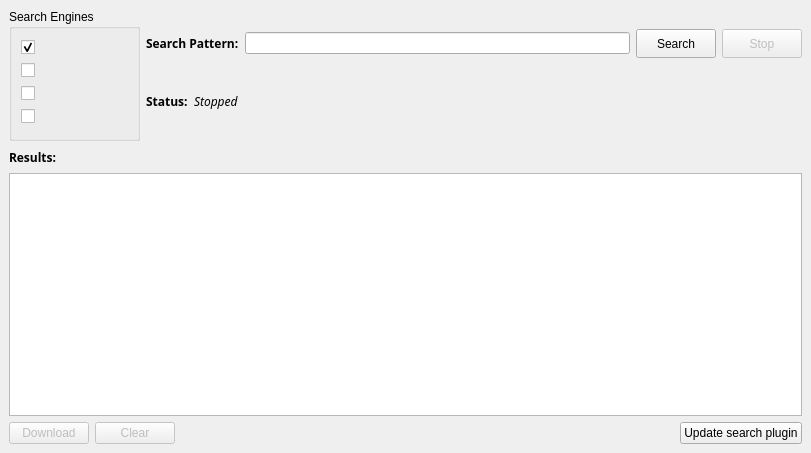
This is src/search.ui in SysAdminDoc/qBittorrent-Vanced as Qt 5 draws it before an edit. The edited form follows.
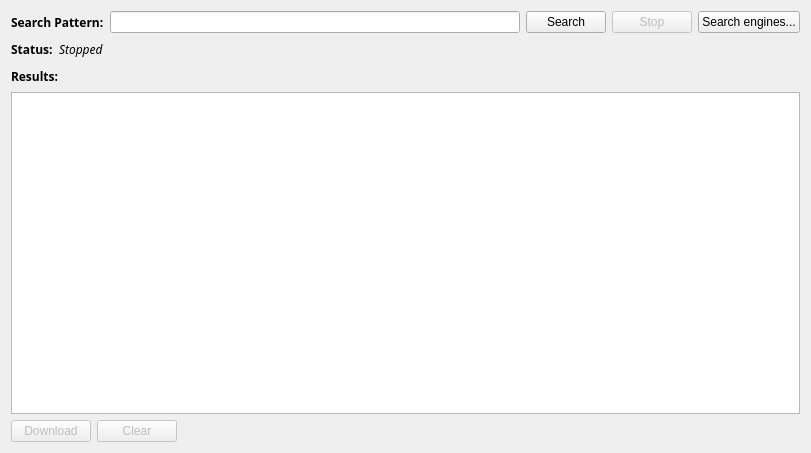
This is the edited form.

Commit message: - Merged custom-search branch. New search plugins management system

```diff
--- a/src/search.ui
+++ b/src/search.ui
@@ -13,93 +13,22 @@
    <string>Search</string>
   </property>
   <layout class="QVBoxLayout" >
-   <property name="margin" >
-    <number>9</number>
-   </property>
-   <property name="spacing" >
-    <number>6</number>
-   </property>
    <item>
     <layout class="QHBoxLayout" >
-     <property name="margin" >
-      <number>0</number>
-     </property>
      <property name="spacing" >
       <number>6</number>
      </property>
-     <item>
-      <widget class="QGroupBox" name="groupEngines" >
-       <property name="minimumSize" >
-        <size>
-         <width>131</width>
-         <height>132</height>
-        </size>
-       </property>
-       <property name="maximumSize" >
-        <size>
-         <width>125</width>
-         <height>132</height>
-        </size>
-       </property>
-       <property name="title" >
-        <string>Search Engines</string>
-       </property>
-       <layout class="QVBoxLayout" >
-        <property name="margin" >
-         <number>9</number>
-        </property>
-        <property name="spacing" >
-         <number>6</number>
-        </property>
-        <item>
-         <widget class="QCheckBox" name="mininova" >
-          <property name="text" >
-           <string/>
-          </property>
-          <property name="checked" >
-           <bool>true</bool>
-          </property>
-         </widget>
-        </item>
-        <item>
-         <widget class="QCheckBox" name="piratebay" >
-          <property name="text" >
-           <string/>
-          </property>
-         </widget>
-        </item>
-        <item>
-         <widget class="QCheckBox" name="isohunt" >
-          <property name="text" >
-           <string/>
-          </property>
-         </widget>
-        </item>
-        <item>
-         <widget class="QCheckBox" name="reactor" >
-          <property name="text" >
-           <string/>
-          </property>
-         </widget>
-        </item>
-       </layout>
-      </widget>
-     </item>
-     <item>
-      <layout class="QVBoxLayout" >
-       <property name="margin" >
+     <property name="leftMargin" >
+      <number>0</number>
+     </property>
+     <property name="topMargin" >
         <number>0</number>
        </property>
-       <property name="spacing" >
-        <number>6</number>
-       </property>
-       <item>
-        <layout class="QHBoxLayout" >
-         <property name="margin" >
+     <property name="rightMargin" >
           <number>0</number>
          </property>
-         <property name="spacing" >
-          <number>6</number>
+     <property name="bottomMargin" >
+      <number>0</number>
          </property>
          <item>
           <widget class="QLabel" name="search_lbl" >
@@ -164,16 +93,17 @@
            </property>
           </widget>
          </item>
+     <item>
+      <widget class="QPushButton" name="enginesButton" >
+       <property name="text" >
+        <string>Search engines...</string>
+       </property>
+      </widget>
+     </item>
         </layout>
        </item>
        <item>
         <layout class="QHBoxLayout" >
-         <property name="margin" >
-          <number>0</number>
-         </property>
-         <property name="spacing" >
-          <number>6</number>
-         </property>
          <item>
           <widget class="QLabel" name="status_lbl" >
            <property name="maximumSize" >
@@ -235,34 +165,48 @@
            </property>
            <property name="sizeHint" >
             <size>
-             <width>40</width>
-             <height>20</height>
+         <width>188</width>
+         <height>21</height>
             </size>
            </property>
           </spacer>
          </item>
         </layout>
        </item>
-      </layout>
-     </item>
-    </layout>
-   </item>
    <item>
     <layout class="QVBoxLayout" >
-     <property name="margin" >
-      <number>0</number>
-     </property>
      <property name="spacing" >
       <number>6</number>
      </property>
+     <property name="leftMargin" >
+      <number>0</number>
+     </property>
+     <property name="topMargin" >
+      <number>0</number>
+     </property>
+     <property name="rightMargin" >
+      <number>0</number>
+     </property>
+     <property name="bottomMargin" >
+      <number>0</number>
+     </property>
      <item>
       <layout class="QHBoxLayout" >
-       <property name="margin" >
-        <number>0</number>
-       </property>
        <property name="spacing" >
         <number>6</number>
        </property>
+       <property name="leftMargin" >
+        <number>0</number>
+       </property>
+       <property name="topMargin" >
+        <number>0</number>
+       </property>
+       <property name="rightMargin" >
+        <number>0</number>
+       </property>
+       <property name="bottomMargin" >
+        <number>0</number>
+       </property>
        <item>
         <widget class="QLabel" name="results_lbl" >
          <property name="maximumSize" >
@@ -329,12 +273,21 @@
      </item>
      <item>
       <layout class="QHBoxLayout" >
-       <property name="margin" >
-        <number>0</number>
-       </property>
        <property name="spacing" >
         <number>6</number>
        </property>
+       <property name="leftMargin" >
+        <number>0</number>
+       </property>
+       <property name="topMargin" >
+        <number>0</number>
+       </property>
+       <property name="rightMargin" >
+        <number>0</number>
+       </property>
+       <property name="bottomMargin" >
+        <number>0</number>
+       </property>
        <item>
         <widget class="QPushButton" name="download_button" >
          <property name="enabled" >
@@ -368,13 +321,6 @@
          </property>
         </spacer>
        </item>
-       <item>
-        <widget class="QPushButton" name="update_nova_button" >
-         <property name="text" >
-          <string>Update search plugin</string>
-         </property>
-        </widget>
-       </item>
       </layout>
      </item>
     </layout>
```
Lines whose indentation alone changed are shown as unchanged. The commit also changes 27 other files.
